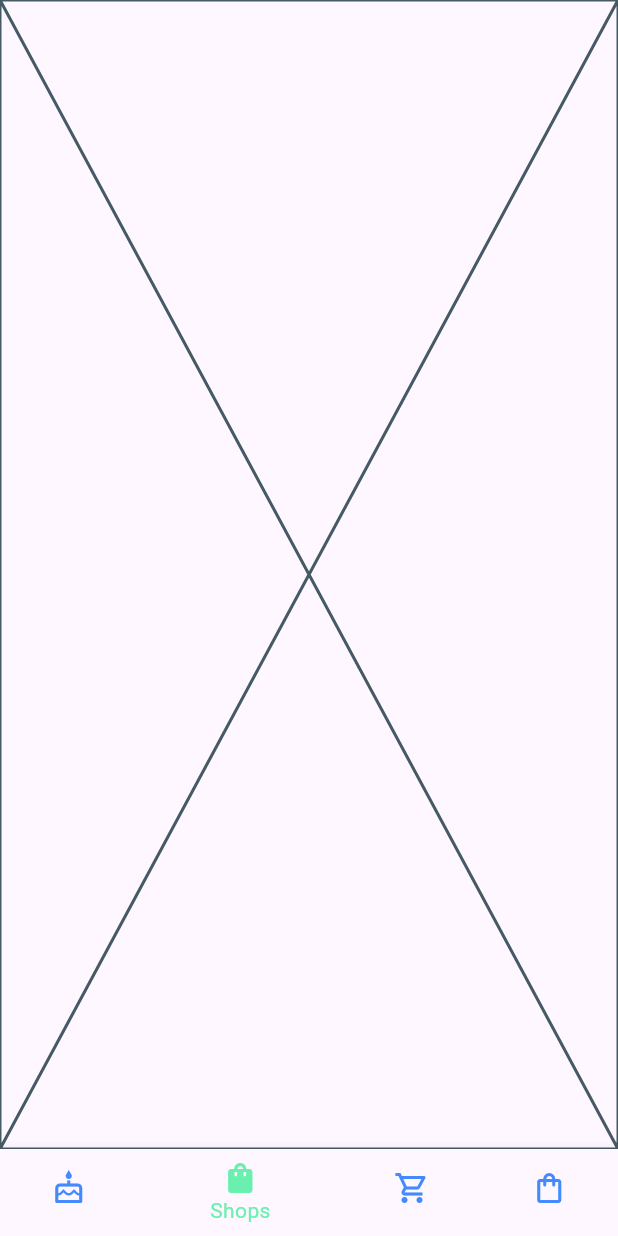
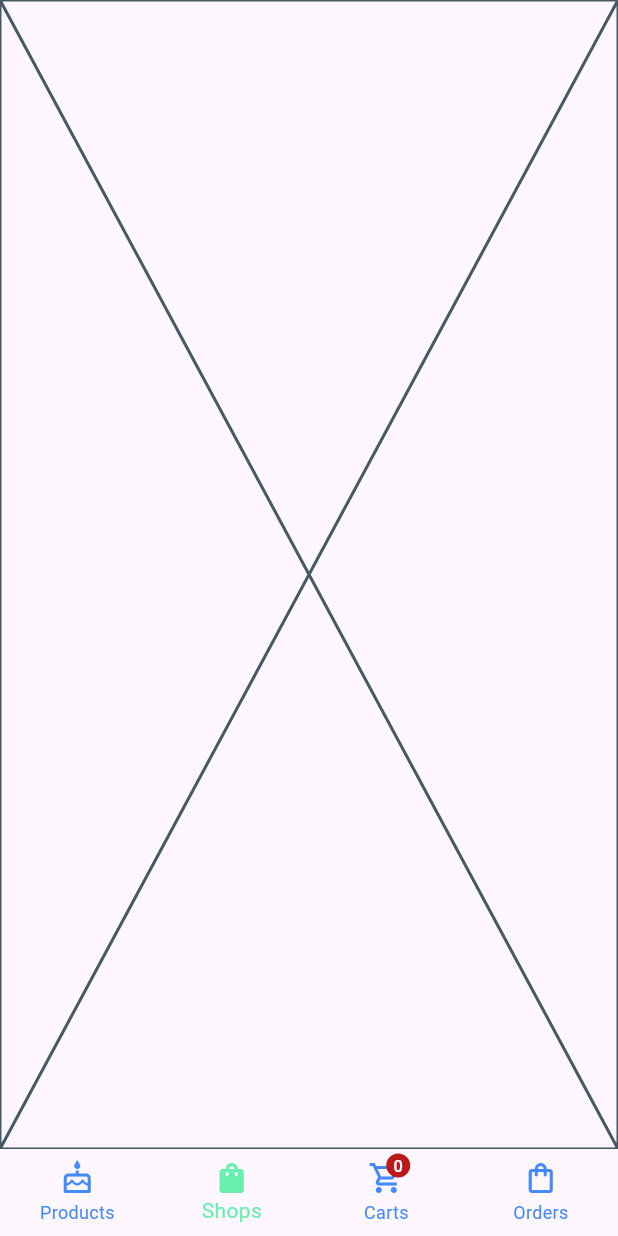
Before and after one commit to tariq971/tour_app, a Flutter app: the CustomerHomePage screen opened by its route, item 2 of the bottom bar chosen, on a phone screen of 412 x 824 dp. Run offline on Flutter 3.47's test engine with Material 3 defaults, Android fonts, the phone set to English and light mode, and no system bars; our stand-ins replace cloud_firestore, firebase_auth, firebase_core, get, image_picker; missing offline and left inert: cloudinary_sdk; accounts and stored records are empty.

Commit message:
new changes commit

```diff
--- a/lib/main.dart
+++ b/lib/main.dart
@@ -35,7 +35,7 @@ class MyApp extends StatelessWidget {
         GetPage(name: "/login", page: ()=>LoginPage(),binding: LoginBinding()),
         GetPage(name: "/signup", page: ()=>SignUpPage(),binding: SignUpBinding()),
         GetPage(name: "/forget_password", page: ()=>ResetPasswordPage(),binding: ResetPasswordBinding()),
-        GetPage(name: "/customer_home", page: ()=>CustomerHomePage(),),
+        GetPage(name: "/customer_home", page: ()=>CustomerHomePage(),binding: CustomerHomeBinding()),
         GetPage(name: "/shop_home", page: ()=>ShopHomePage(),),
         GetPage(name: "/products", page: ()=>ProductPage(),binding: ProductsBinding()),
         GetPage(name: "/addProduct", page: ()=>AddProduct(), binding: AddProductBinding()),
--- a/lib/ui/customer_home/customer_home.dart
+++ b/lib/ui/customer_home/customer_home.dart
@@ -1,5 +1,9 @@
 import 'package:flutter/material.dart';
+import 'package:get/get.dart';
+import 'package:tour_app/data/AuthRepository.dart';
+import 'package:tour_app/data/cart_repository.dart';
 import 'package:tour_app/ui/cart/cart.dart';
+import 'package:tour_app/ui/customer_home/customer_home_vm.dart';
 import 'package:tour_app/ui/product/products.dart';
 
 class CustomerHomePage extends StatefulWidget {
@@ -8,58 +12,92 @@ class CustomerHomePage extends StatefulWidget {
   @override
   State<CustomerHomePage> createState() => _CustomerHomePageState();
 }
+
 class _CustomerHomePageState extends State<CustomerHomePage> {
-  int currentPage=0;
+  int currentPage = 0;
+  late CustomerHomeViewModel customerHomeViewModel;
+  @override
+  void initState() {
+    super.initState();
+    customerHomeViewModel = Get.find();
+  }
+
   @override
   Widget build(BuildContext context) {
     return Scaffold(
       bottomNavigationBar: BottomNavigationBar(
+        type: BottomNavigationBarType.fixed,
         items: [
           BottomNavigationBarItem(
             icon: Icon(Icons.cake_outlined),
             label: "Products",
-            activeIcon: Icon(Icons.cake, ),
+            activeIcon: Icon(Icons.cake),
           ),
           BottomNavigationBarItem(
             icon: Icon(Icons.shopping_bag_outlined),
             label: "Shops",
-            activeIcon: Icon(Icons.shopping_bag, ),
+            activeIcon: Icon(Icons.shopping_bag),
           ),
           BottomNavigationBarItem(
-            icon: Icon(Icons.shopping_cart_outlined),
+            icon: Obx(
+              () => Badge(
+                label: Text(
+                  customerHomeViewModel.cartItemCount.value.toString(),
+                ),
+
+                child: Icon(Icons.shopping_cart_outlined),
+              ),
+            ),
             label: "Carts",
-            activeIcon: Icon(Icons.shopping_cart, ),
+            activeIcon: Obx(
+              () => Badge(
+                label: Text(
+                  customerHomeViewModel.cartItemCount.value.toString(),
+
                 ),
+                child: Icon(Icons.shopping_cart),
+              ),
+            ),
+          ),
+
           BottomNavigationBarItem(
             icon: Icon(Icons.shopping_bag_outlined),
             label: "Orders",
-            activeIcon: Icon(Icons.shopping_bag,),
+            activeIcon: Icon(Icons.shopping_bag),
           ),
         ],
-        onTap: (value){
+        showUnselectedLabels: true,
+        onTap: (value) {
           setState(() {
-  currentPage=value;
+            currentPage = value;
           });
         },
         currentIndex: currentPage,
         selectedItemColor: Colors.greenAccent,
         unselectedItemColor: Colors.blueAccent,
       ),
-      body: getPage(currentPage) ,
-
+      body: getPage(currentPage),
     );
   }
-  Widget getPage(int currentPage){
-    if(currentPage==0)
-      {
+
+  Widget getPage(int currentPage) {
+    if (currentPage == 0) {
       ProductsBinding().dependencies();
       return ProductPage();
     }
-    if(currentPage==2)
-      {
+    if (currentPage == 2) {
       CartBinding().dependencies();
       return CartPage();
     }
     return Placeholder();
   }
 }
+
+class CustomerHomeBinding extends Bindings {
+  @override
+  void dependencies() {
+    Get.put(AuthRepository());
+    Get.put(CartItemRepository());
+    Get.put(CustomerHomeViewModel());
+  }
+}
--- /dev/null
+++ b/lib/ui/customer_home/customer_home_vm.dart
@@ -0,0 +1,21 @@
+import 'package:get/get.dart';
+import 'package:tour_app/data/AuthRepository.dart';
+import 'package:tour_app/data/cart_repository.dart';
+
+class CustomerHomeViewModel extends GetxController {
+  AuthRepository authRepository = Get.find();
+
+  CartItemRepository cartItemRepository= Get.find();
+var cartItemCount=0.obs;
+  @override
+  void onInit() {
+    super.onInit();
+    loadCartCount();
+  }
+  void loadCartCount() {
+    cartItemRepository.loadCartItemOfUser(authRepository.getLoggedInUser()!.uid).listen((data) {
+      cartItemCount.value=data.length;
+    });
+  }
+
+}
--- a/pubspec.yaml
+++ b/pubspec.yaml
@@ -40,6 +40,7 @@ dependencies:
   cloud_firestore: ^5.6.7
   image_picker: ^1.1.2
   cloudinary_sdk: ^5.0.0+1
+  badges: ^3.1.1
 
 dev_dependencies:
   flutter_test:
```
Also changed, not shown: lib/model/CartItemWithProduct.dart (added, +12 -0 lines), lib/ui/cart/cart.dart (+36 -7 lines), lib/ui/cart/cart_vm.dart (+28 -11 lines), pubspec.lock. Lines whose indentation alone changed are shown as unchanged.
